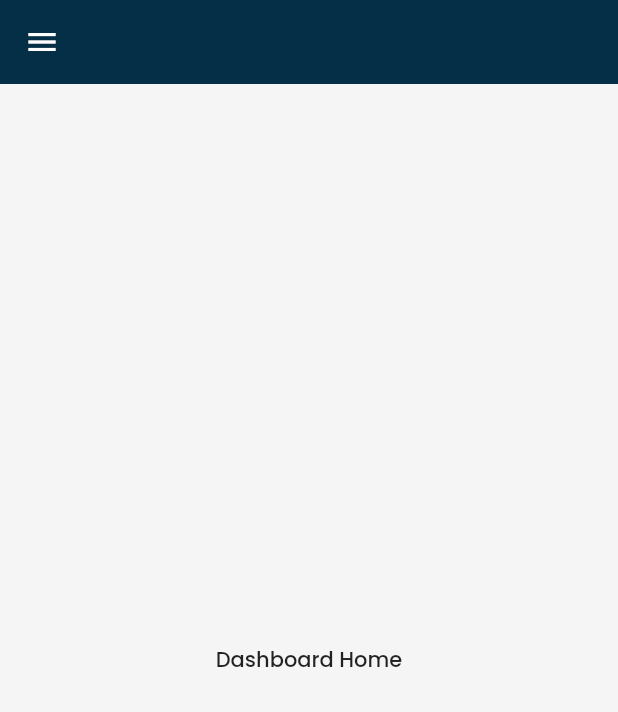
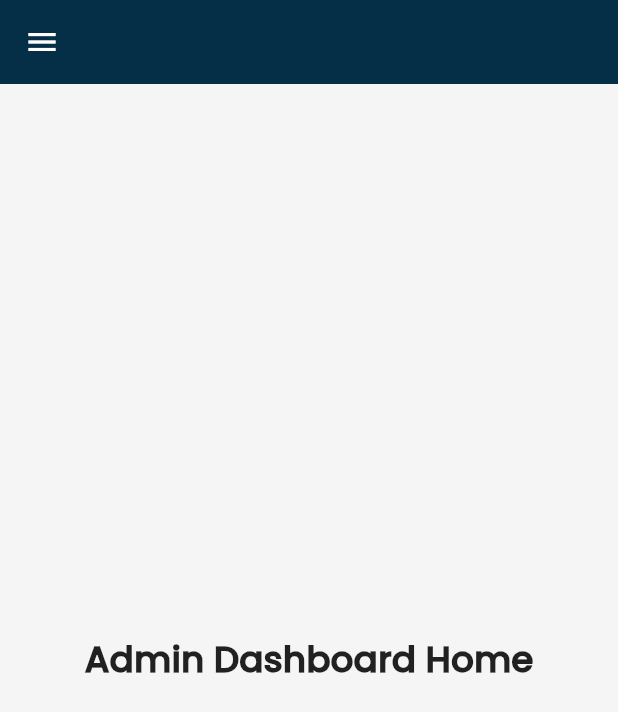
Before and after one commit to abhidhakal/Hready-MobileApp, a Flutter app: the DashboardAdmin screen opened directly, on a phone screen of 412 x 824 dp. Shown: the top 712 px of the screen. Run offline on Flutter 3.47's test engine with Material 3 defaults, Android fonts, the phone set to English and light mode, and no system bars; our stand-ins replace lottie.

Commit message:
pages for admin dashboard

```diff
--- a/lib/view/dashboard_admin.dart
+++ b/lib/view/dashboard_admin.dart
@@ -1,5 +1,11 @@
 import 'package:flutter/material.dart';
 import 'package:hready/view/login.dart';
+import 'package:hready/view/pages/admin_announcements.dart';
+import 'package:hready/view/pages/admin_attendance.dart';
+import 'package:hready/view/pages/admin_employees.dart';
+import 'package:hready/view/pages/admin_home.dart';
+import 'package:hready/view/pages/admin_leave.dart';
+import 'package:hready/view/pages/admin_profile.dart';
 
 class DashboardAdmin extends StatefulWidget {
   const DashboardAdmin({super.key});
@@ -12,12 +18,12 @@ class _DashboardAdminState extends State<DashboardAdmin> {
   int _selectedIndex = 0;
 
   final List<Widget> _pages = [
-    Center(child: Text("Dashboard Home")),
-    Center(child: Text("Employees")),
-    Center(child: Text("Attendance")),
-    Center(child: Text("Leave Requests")),
-    Center(child: Text("Announcements")),
-    Center(child: Text("Profile")),
+    const AdminHome(),
+    const AdminEmployees(),
+    const AdminAttendance(),
+    const AdminLeave(),
+    const AdminAnnouncements(),
+    const AdminProfile(),
   ];
 
   void _onItemTapped(int index) {
--- /dev/null
+++ b/lib/view/pages/admin_home.dart
@@ -0,0 +1,15 @@
+import 'package:flutter/material.dart';
+
+class AdminHome extends StatelessWidget {
+  const AdminHome({super.key});
+
+  @override
+  Widget build(BuildContext context) {
+    return Center(
+      child: Text(
+        'Admin Dashboard Home',
+        style: TextStyle(fontSize: 24, fontWeight: FontWeight.bold),
+      ),
+    );
+  }
+}
```
Also changed, not shown: lib/view/pages/admin_announcements.dart (added, +15 -0 lines), lib/view/pages/admin_attendance.dart (added, +15 -0 lines), lib/view/pages/admin_employees.dart (added, +15 -0 lines), lib/view/pages/admin_leave.dart (added, +15 -0 lines), lib/view/pages/admin_profile.dart (added, +58 -0 lines).
